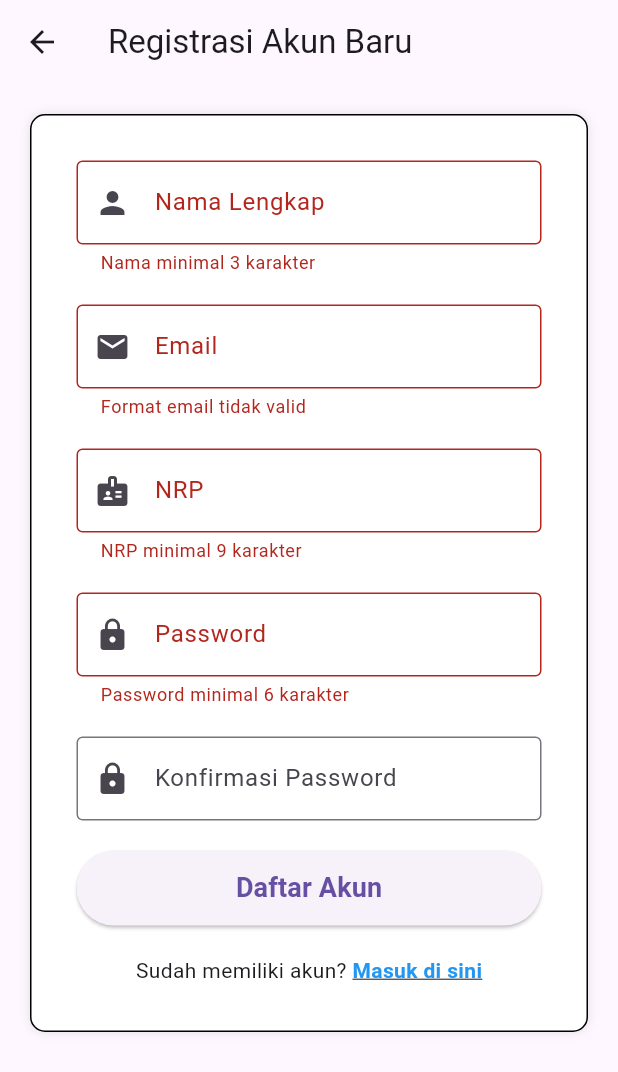
After one commit to AudryVerly/MatchaHolicProjectUTS, a Flutter app: the Register screen opened directly, after a tap on "Daftar Akun", on a phone screen of 412 x 824 dp. The commit adds this screen. Shown: the top 1072 px of the screen. Run offline on Flutter 3.47's test engine with Material 3 defaults, Android fonts, the phone set to English and light mode, and no system bars; our stand-ins replace shared_preferences; accounts and stored records are empty.

Commit message:
Register

```diff
--- a/lib/screen/login.dart
+++ b/lib/screen/login.dart
@@ -1,6 +1,7 @@
 import 'package:flutter/material.dart';
 import 'package:flutter_matchaholic_project_uts/class/mahasiswa.dart';
 import 'package:flutter_matchaholic_project_uts/main.dart';
+import 'package:flutter_matchaholic_project_uts/screen/register.dart';
 import 'package:shared_preferences/shared_preferences.dart';
 import 'package:http/http.dart' as http;
 import 'dart:convert';
@@ -151,6 +152,33 @@ class _LoginState extends State<Login> {
             ),
             if (_error_login.isNotEmpty)
               Text(_error_login, style: TextStyle(color: Colors.red)),
+
+            // Register Link
+            Padding(
+              padding: EdgeInsets.all(10),
+              child: Row(
+                mainAxisAlignment: MainAxisAlignment.center,
+                children: [
+                  const Text('Belum memiliki akun? '),
+                  GestureDetector(
+                    onTap: () {
+                      Navigator.push(
+                        context,
+                        MaterialPageRoute(builder: (context) => Register()),
+                      );
+                    },
+                    child: const Text(
+                      'Daftar di sini',
+                      style: TextStyle(
+                        color: Colors.blue,
+                        fontWeight: FontWeight.bold,
+                        decoration: TextDecoration.underline,
+                      ),
+                    ),
+                  ),
+                ],
+              ),
+            ),
             // Padding(
             //   padding: EdgeInsets.all(10),
             //   child: Container(
--- /dev/null
+++ b/lib/screen/register.dart
@@ -0,0 +1,347 @@
+import 'package:flutter/material.dart';
+import 'package:flutter_matchaholic_project_uts/class/mahasiswa.dart';
+import 'package:http/http.dart' as http;
+import 'dart:convert';
+import 'package:shared_preferences/shared_preferences.dart';
+
+String _register_name = '';
+String _register_email = '';
+String _register_password = '';
+String _register_confirm_password = '';
+String _register_nrp = '';
+String _error_register = '';
+String _nameError = '';
+String _emailError = '';
+String _passwordError = '';
+String _nrpError = '';
+
+class Register extends StatefulWidget {
+  @override
+  State<StatefulWidget> createState() {
+    return _RegisterState();
+  }
+}
+
+class _RegisterState extends State<Register> {
+  final TextEditingController _nameController = TextEditingController();
+  final TextEditingController _emailController = TextEditingController();
+  final TextEditingController _passwordController = TextEditingController();
+  final TextEditingController _confirmPasswordController =
+      TextEditingController();
+  final TextEditingController _nrpController = TextEditingController();
+
+  bool _validateEmail(String email) {
+    return email.isNotEmpty && email.contains('@') && email.contains('.');
+  }
+
+  bool _validatePassword(String password) {
+    return password.isNotEmpty && password.length >= 6;
+  }
+
+  bool _validateName(String name) {
+    return name.isNotEmpty && name.length >= 3;
+  }
+
+  bool _validateNRP(String nrp) {
+    return nrp.isNotEmpty && nrp.length >= 9;
+  }
+
+  void doRegister() async {
+    bool isValid = true;
+
+    if (!_validateName(_register_name)) {
+      setState(() {
+        _nameError = 'Nama minimal 3 karakter';
+      });
+      isValid = false;
+    } else {
+      setState(() {
+        _nameError = '';
+      });
+    }
+
+    if (!_validateEmail(_register_email)) {
+      setState(() {
+        _emailError = 'Format email tidak valid';
+      });
+      isValid = false;
+    } else {
+      setState(() {
+        _emailError = '';
+      });
+    }
+
+    if (!_validatePassword(_register_password)) {
+      setState(() {
+        _passwordError = 'Password minimal 6 karakter';
+      });
+      isValid = false;
+    } else if (_register_password != _register_confirm_password) {
+      setState(() {
+        _passwordError = 'Password tidak sesuai';
+      });
+      isValid = false;
+    } else {
+      setState(() {
+        _passwordError = '';
+      });
+    }
+
+    if (!_validateNRP(_register_nrp)) {
+      setState(() {
+        _nrpError = 'NRP minimal 9 karakter';
+      });
+      isValid = false;
+    } else {
+      setState(() {
+        _nrpError = '';
+      });
+    }
+
+    if (!isValid) {
+      return;
+    }
+
+    try {
+      final response = await http.post(
+        Uri.parse(
+          "https://ubaya.cloud/flutter/160422127/registermahasiswa.php",
+        ),
+        body: {
+          'name': _register_name,
+          'email': _register_email,
+          'password': _register_password,
+          'nrp': _register_nrp,
+        },
+      );
+
+      if (response.statusCode == 200) {
+        Map json = jsonDecode(response.body);
+        if (json['result'] == 'success') {
+          // Show success dialog
+          showDialog(
+            context: context,
+            builder: (BuildContext context) {
+              return AlertDialog(
+                title: const Text('Registrasi Berhasil'),
+                content: const Text(
+                  'Akun Anda telah berhasil dibuat. Silakan login dengan email dan password yang Anda daftarkan.',
+                ),
+                shape: RoundedRectangleBorder(
+                  borderRadius: BorderRadius.circular(12),
+                ),
+                actions: [
+                  TextButton(
+                    child: const Text('OK'),
+                    onPressed: () {
+                      Navigator.pop(context);
+                      Navigator.pop(context); // Go back to login
+                    },
+                  ),
+                ],
+              );
+            },
+          );
+        } else {
+          setState(() {
+            _error_register =
+                json['message'] ??
+                'Registrasi gagal. Email mungkin sudah terdaftar.';
+          });
+        }
+      } else {
+        setState(() {
+          _error_register = 'Terjadi kesalahan pada server';
+        });
+      }
+    } catch (e) {
+      setState(() {
+        _error_register = 'Error: ${e.toString()}';
+      });
+    }
+  }
+
+  @override
+  Widget build(BuildContext context) {
+    return Scaffold(
+      appBar: AppBar(title: const Text('Registrasi Akun Baru'), elevation: 0),
+      body: SingleChildScrollView(
+        child: Container(
+          margin: const EdgeInsets.all(20),
+          padding: const EdgeInsets.all(20),
+          decoration: BoxDecoration(
+            borderRadius: const BorderRadius.all(Radius.circular(10)),
+            border: Border.all(width: 1),
+            color: Colors.white,
+            boxShadow: [
+              BoxShadow(blurRadius: 5, color: Colors.grey.withOpacity(0.3)),
+            ],
+          ),
+          child: Column(
+            children: [
+              Padding(
+                padding: const EdgeInsets.all(10),
+                child: TextField(
+                  controller: _nameController,
+                  decoration: InputDecoration(
+                    border: const OutlineInputBorder(),
+                    labelText: 'Nama Lengkap',
+                    hintText: 'Masukkan nama lengkap Anda',
+                    errorText: _nameError.isEmpty ? null : _nameError,
+                    prefixIcon: const Icon(Icons.person),
+                  ),
+                  onChanged: (value) {
+                    setState(() {
+                      _register_name = value;
+                    });
+                  },
+                ),
+              ),
+
+              Padding(
+                padding: const EdgeInsets.all(10),
+                child: TextField(
+                  controller: _emailController,
+                  decoration: InputDecoration(
+                    border: const OutlineInputBorder(),
+                    labelText: 'Email',
+                    hintText: 'Masukkan email Anda',
+                    errorText: _emailError.isEmpty ? null : _emailError,
+                    prefixIcon: const Icon(Icons.email),
+                  ),
+                  onChanged: (value) {
+                    setState(() {
+                      _register_email = value;
+                    });
+                  },
+                ),
+              ),
+
+              Padding(
+                padding: const EdgeInsets.all(10),
+                child: TextField(
+                  controller: _nrpController,
+                  decoration: InputDecoration(
+                    border: const OutlineInputBorder(),
+                    labelText: 'NRP',
+                    hintText: 'Masukkan NRP Anda',
+                    errorText: _nrpError.isEmpty ? null : _nrpError,
+                    prefixIcon: const Icon(Icons.badge),
+                  ),
+                  onChanged: (value) {
+                    setState(() {
+                      _register_nrp = value;
+                    });
+                  },
+                ),
+              ),
+
+              Padding(
+                padding: const EdgeInsets.all(10),
+                child: TextField(
+                  controller: _passwordController,
+                  obscureText: true,
+                  decoration: InputDecoration(
+                    border: const OutlineInputBorder(),
+                    labelText: 'Password',
+                    hintText: 'Masukkan password minimal 6 karakter',
+                    errorText: _passwordError.isEmpty ? null : _passwordError,
+                    prefixIcon: const Icon(Icons.lock),
+                  ),
+                  onChanged: (value) {
+                    setState(() {
+                      _register_password = value;
+                    });
+                  },
+                ),
+              ),
+
+              Padding(
+                padding: const EdgeInsets.all(10),
+                child: TextField(
+                  controller: _confirmPasswordController,
+                  obscureText: true,
+                  decoration: const InputDecoration(
+                    border: OutlineInputBorder(),
+                    labelText: 'Konfirmasi Password',
+                    hintText: 'Masukkan ulang password Anda',
+                    prefixIcon: Icon(Icons.lock),
+                  ),
+                  onChanged: (value) {
+                    setState(() {
+                      _register_confirm_password = value;
+                    });
+                  },
+                ),
+              ),
+
+              if (_error_register.isNotEmpty)
+                Padding(
+                  padding: const EdgeInsets.all(10),
+                  child: Text(
+                    _error_register,
+                    style: const TextStyle(color: Colors.red),
+                    textAlign: TextAlign.center,
+                  ),
+                ),
+
+              Padding(
+                padding: const EdgeInsets.all(10),
+                child: Container(
+                  height: 50,
+                  width: double.infinity,
+                  decoration: BoxDecoration(
+                    borderRadius: BorderRadius.circular(20),
+                  ),
+                  child: ElevatedButton(
+                    onPressed: doRegister,
+                    child: const Text(
+                      'Daftar Akun',
+                      style: TextStyle(
+                        fontSize: 18,
+                        fontWeight: FontWeight.bold,
+                      ),
+                    ),
+                  ),
+                ),
+              ),
+
+              Padding(
+                padding: const EdgeInsets.all(10),
+                child: Row(
+                  mainAxisAlignment: MainAxisAlignment.center,
+                  children: [
+                    const Text('Sudah memiliki akun? '),
+                    GestureDetector(
+                      onTap: () {
+                        Navigator.pop(context);
+                      },
+                      child: const Text(
+                        'Masuk di sini',
+                        style: TextStyle(
+                          color: Colors.blue,
+                          fontWeight: FontWeight.bold,
+                          decoration: TextDecoration.underline,
+                        ),
+                      ),
+                    ),
+                  ],
+                ),
+              ),
+            ],
+          ),
+        ),
+      ),
+    );
+  }
+
+  @override
+  void dispose() {
+    _nameController.dispose();
+    _emailController.dispose();
+    _passwordController.dispose();
+    _confirmPasswordController.dispose();
+    _nrpController.dispose();
+    super.dispose();
+  }
+}
```
